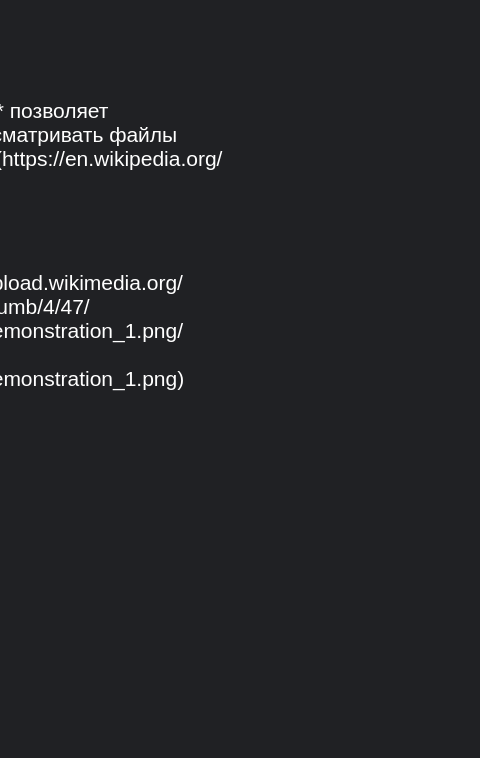
Above: client/uic_files/main.ui from radyshenkya/fastnote before the change; both pictures show x 223 to 703 and y 0 to 758 of the 916 by 758 pixel window. Below: the same form after it.
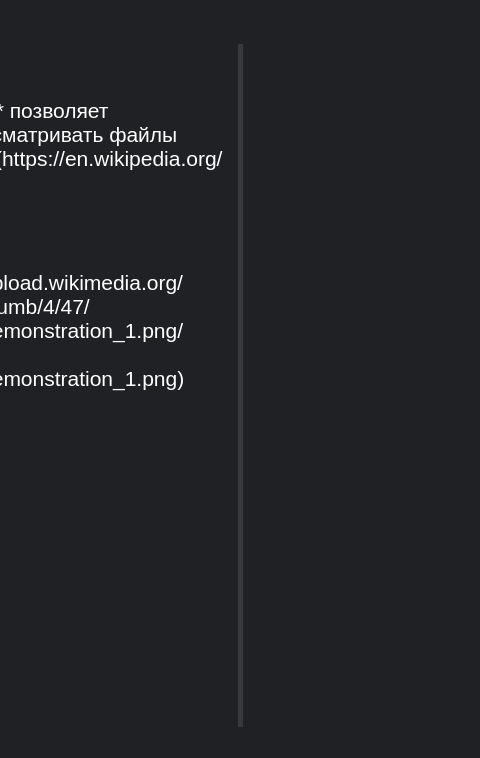
That is the form after the change. Custom widgets are drawn as their Qt base class.

Commit message: added splitter between panels

The edit to the form file:
```diff
--- a/client/uic_files/main.ui
+++ b/client/uic_files/main.ui
@@ -174,14 +174,17 @@
       <item>
        <widget class="TextBrowser" name="render_panel">
         <property name="styleSheet">
-         <string notr="true"/>
+         <string notr="true">* {
+	border-left: 5px solid #37393D;
+	padding-left: 5px;
+}</string>
         </property>
         <property name="html">
          <string>&lt;!DOCTYPE HTML PUBLIC &quot;-//W3C//DTD HTML 4.0//EN&quot; &quot;http://www.w3.org/TR/REC-html40/strict.dtd&quot;&gt;
 &lt;html&gt;&lt;head&gt;&lt;meta name=&quot;qrichtext&quot; content=&quot;1&quot; /&gt;&lt;style type=&quot;text/css&quot;&gt;
 p, li { white-space: pre-wrap; }
-&lt;/style&gt;&lt;/head&gt;&lt;body style=&quot; font-family:'Ubuntu'; font-size:11pt; font-weight:400; font-style:normal;&quot;&gt;
-&lt;p style=&quot;-qt-paragraph-type:empty; margin-top:0px; margin-bottom:0px; margin-left:0px; margin-right:0px; -qt-block-indent:0; text-indent:0px;&quot;&gt;&lt;br /&gt;&lt;/p&gt;&lt;/body&gt;&lt;/html&gt;</string>
+&lt;/style&gt;&lt;/head&gt;&lt;body style=&quot; font-family:'MS Shell Dlg 2'; font-size:7.8pt; font-weight:400; font-style:normal;&quot;&gt;
+&lt;p style=&quot;-qt-paragraph-type:empty; margin-top:0px; margin-bottom:0px; margin-left:0px; margin-right:0px; -qt-block-indent:0; text-indent:0px; font-family:'Ubuntu'; font-size:11pt;&quot;&gt;&lt;br /&gt;&lt;/p&gt;&lt;/body&gt;&lt;/html&gt;</string>
         </property>
        </widget>
       </item>
```
Left out of the diff: 4 changed lines with no effect on the pictures. The commit also changes 2 other files.
